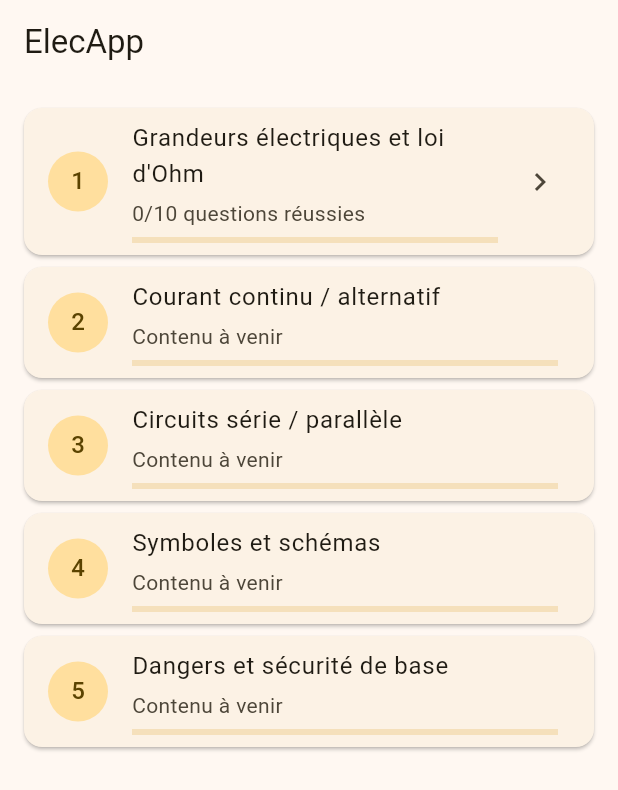
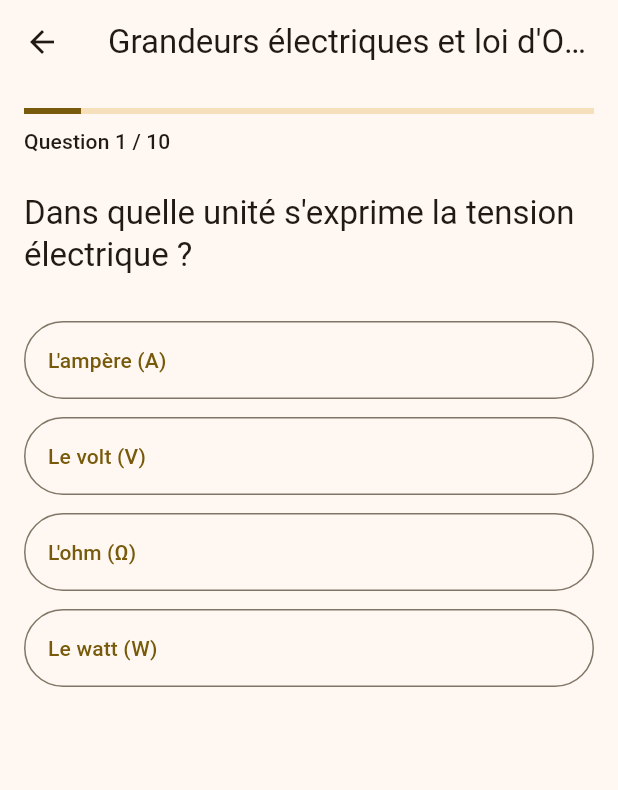
Before and after one commit to PauloLArtiste56/app-lectricit-, a Flutter app: the screen it shows after launch, after a tap on an icon or button, on a phone screen of 412 x 824 dp. Shown: the top 790 px of the screen. Run offline on Flutter 3.47's test engine with Material 3 defaults, Android fonts, the phone set to English and light mode, and no system bars.

Commit message:
Étape 2 : écran Quiz avec feedback immédiat
- data/quiz_session.dart : déroulé du quiz (question courante, réponse
  donnée, score, questions ratées). Toute la logique est ici, réutilisée
  à l'étape 3 pour l'écran Résultat.
- widgets/reponse_button.dart : bouton de réponse, vert/rouge après réponse.
- screens/quiz_screen.dart : une question à la fois, barre de progression,
  explication après réponse, fin de quiz provisoire avec le score.
- Accueil : un clic sur un module ouvre son quiz (les fiches viendront
  s'intercaler à l'étape 5).
- CLAUDE.md : Paulo fait confiance pour la rédaction des questions, en
  s'appuyant sur les référentiels sans recopier de QCM existants.
- Tests : déroulé du quiz, feedback à l'écran, navigation depuis l'accueil.

Vérifié : flutter analyze sans problème, 11 tests verts.

Co-Authored-By: Claude Fable 5.1 <noreply@anthropic.com>
Claude-Session: https://claude.ai/code/session_01RMu6oXrFiTwhT3PyEbCZuc

```diff
--- /dev/null
+++ b/lib/data/quiz_session.dart
@@ -0,0 +1,56 @@
+import '../models/question.dart';
+
+/// Déroulé d'un quiz : quelle question est en cours, ce qui a été répondu,
+/// le score. Toute la logique du quiz est ici, l'écran ne fait qu'afficher.
+class QuizSession {
+  QuizSession(this.questions) : assert(questions.isNotEmpty);
+
+  final List<Question> questions;
+
+  int _index = 0;
+  int? _choix;
+  int _score = 0;
+  bool _terminee = false;
+  final List<Question> _ratees = [];
+
+  Question get questionCourante => questions[_index];
+
+  /// Numéro affiché à l'utilisateur (commence à 1).
+  int get numero => _index + 1;
+  int get total => questions.length;
+
+  /// Entre 0 et 1, pour la barre de progression.
+  double get progression => numero / total;
+
+  /// Index de la réponse choisie pour la question en cours, `null` tant
+  /// que l'utilisateur n'a pas répondu.
+  int? get choix => _choix;
+  bool get aRepondu => _choix != null;
+  bool get estDerniere => _index == total - 1;
+  bool get estTerminee => _terminee;
+  int get score => _score;
+  List<Question> get questionsRatees => List.unmodifiable(_ratees);
+
+  /// Enregistre la réponse. Une seule réponse par question : les appels
+  /// suivants sont ignorés.
+  void repondre(int indexReponse) {
+    if (aRepondu || _terminee) return;
+    _choix = indexReponse;
+    if (questionCourante.estBonne(indexReponse)) {
+      _score++;
+    } else {
+      _ratees.add(questionCourante);
+    }
+  }
+
+  /// Passe à la question suivante, ou termine le quiz après la dernière.
+  void suivante() {
+    if (!aRepondu || _terminee) return;
+    if (estDerniere) {
+      _terminee = true;
+    } else {
+      _index++;
+      _choix = null;
+    }
+  }
+}
--- a/lib/screens/accueil_screen.dart
+++ b/lib/screens/accueil_screen.dart
@@ -3,6 +3,7 @@ import 'package:flutter/material.dart';
 import '../data/content_loader.dart';
 import '../models/module.dart';
 import '../widgets/module_card.dart';
+import 'quiz_screen.dart';
 
 /// Écran d'accueil : la liste des modules avec leur progression.
 class AccueilScreen extends StatefulWidget {
@@ -54,9 +55,12 @@ class _AccueilScreenState extends State<AccueilScreen> {
                 module: module,
                 // La progression réelle arrivera à l'étape 4 (sauvegarde locale).
                 questionsReussies: 0,
-                onTap: () {
-                  // Étape 2 : ouvrir le module (fiches puis quiz).
-                },
+                // Étape 5 : passer par les fiches avant le quiz.
+                onTap: () => Navigator.of(context).push(
+                  MaterialPageRoute<void>(
+                    builder: (_) => QuizScreen(module: module),
+                  ),
+                ),
               );
             },
           );
--- /dev/null
+++ b/lib/screens/quiz_screen.dart
@@ -0,0 +1,119 @@
+import 'package:flutter/material.dart';
+
+import '../data/quiz_session.dart';
+import '../models/module.dart';
+import '../widgets/reponse_button.dart';
+
+/// Écran Quiz : une question à la fois, feedback immédiat, barre de progression.
+class QuizScreen extends StatefulWidget {
+  const QuizScreen({super.key, required this.module});
+
+  final Module module;
+
+  @override
+  State<QuizScreen> createState() => _QuizScreenState();
+}
+
+class _QuizScreenState extends State<QuizScreen> {
+  late final QuizSession _session = QuizSession(widget.module.questions);
+
+  void _repondre(int index) => setState(() => _session.repondre(index));
+
+  void _suivante() => setState(() => _session.suivante());
+
+  EtatReponse _etatDe(int index) {
+    if (!_session.aRepondu) return EtatReponse.neutre;
+    if (_session.questionCourante.estBonne(index)) return EtatReponse.bonne;
+    if (index == _session.choix) return EtatReponse.mauvaise;
+    return EtatReponse.neutre;
+  }
+
+  @override
+  Widget build(BuildContext context) {
+    return Scaffold(
+      appBar: AppBar(title: Text(widget.module.titre)),
+      body: _session.estTerminee ? _buildFin(context) : _buildQuestion(context),
+    );
+  }
+
+  Widget _buildQuestion(BuildContext context) {
+    final question = _session.questionCourante;
+    final theme = Theme.of(context);
+    final aRepondu = _session.aRepondu;
+    final bonneReponse = aRepondu && question.estBonne(_session.choix!);
+
+    return ListView(
+      padding: const EdgeInsets.all(16),
+      children: [
+        LinearProgressIndicator(value: _session.progression),
+        const SizedBox(height: 8),
+        Text(
+          'Question ${_session.numero} / ${_session.total}',
+          style: theme.textTheme.labelLarge,
+        ),
+        const SizedBox(height: 24),
+        Text(question.enonce, style: theme.textTheme.titleLarge),
+        const SizedBox(height: 24),
+        for (var i = 0; i < question.reponses.length; i++)
+          ReponseButton(
+            texte: question.reponses[i],
+            etat: _etatDe(i),
+            onPressed: aRepondu ? null : () => _repondre(i),
+          ),
+        if (aRepondu) ...[
+          const SizedBox(height: 16),
+          Card(
+            color: bonneReponse ? Colors.green.shade50 : Colors.red.shade50,
+            child: Padding(
+              padding: const EdgeInsets.all(16),
+              child: Column(
+                crossAxisAlignment: CrossAxisAlignment.start,
+                children: [
+                  Text(
+                    bonneReponse ? 'Bonne réponse !' : 'Mauvaise réponse',
+                    style: theme.textTheme.titleMedium?.copyWith(
+                      color: bonneReponse ? Colors.green.shade800 : Colors.red.shade800,
+                    ),
+                  ),
+                  const SizedBox(height: 8),
+                  Text(question.explication),
+                ],
+              ),
+            ),
+          ),
+          const SizedBox(height: 16),
+          FilledButton(
+            onPressed: _suivante,
+            child: Text(_session.estDerniere ? 'Terminer' : 'Question suivante'),
+          ),
+        ],
+      ],
+    );
+  }
+
+  /// Fin de quiz provisoire. L'écran Résultat complet arrive à l'étape 3.
+  Widget _buildFin(BuildContext context) {
+    final theme = Theme.of(context);
+    return Center(
+      child: Padding(
+        padding: const EdgeInsets.all(24),
+        child: Column(
+          mainAxisSize: MainAxisSize.min,
+          children: [
+            Text('Quiz terminé', style: theme.textTheme.headlineSmall),
+            const SizedBox(height: 16),
+            Text(
+              'Score : ${_session.score} / ${_session.total}',
+              style: theme.textTheme.titleLarge,
+            ),
+            const SizedBox(height: 24),
+            FilledButton(
+              onPressed: () => Navigator.of(context).pop(),
+              child: const Text("Retour à l'accueil"),
+            ),
+          ],
+        ),
+      ),
+    );
+  }
+}
--- /dev/null
+++ b/lib/widgets/reponse_button.dart
@@ -0,0 +1,60 @@
+import 'package:flutter/material.dart';
+
+/// Apparence d'une réponse selon l'état du quiz.
+enum EtatReponse {
+  /// Pas encore répondu, ou réponse ni choisie ni correcte.
+  neutre,
+
+  /// C'est la bonne réponse (affichée en vert après avoir répondu).
+  bonne,
+
+  /// Réponse choisie par l'utilisateur et fausse (en rouge).
+  mauvaise,
+}
+
+/// Bouton d'une réponse de quiz, coloré en vert ou rouge après réponse.
+class ReponseButton extends StatelessWidget {
+  const ReponseButton({
+    super.key,
+    required this.texte,
+    required this.etat,
+    this.onPressed,
+  });
+
+  final String texte;
+  final EtatReponse etat;
+
+  /// `null` désactive le bouton (une fois qu'on a répondu).
+  final VoidCallback? onPressed;
+
+  @override
+  Widget build(BuildContext context) {
+    final (couleur, icone) = switch (etat) {
+      EtatReponse.bonne => (Colors.green, Icons.check_circle),
+      EtatReponse.mauvaise => (Colors.red, Icons.cancel),
+      EtatReponse.neutre => (null, null),
+    };
+
+    return Padding(
+      padding: const EdgeInsets.symmetric(vertical: 6),
+      child: OutlinedButton(
+        onPressed: onPressed,
+        style: OutlinedButton.styleFrom(
+          alignment: Alignment.centerLeft,
+          padding: const EdgeInsets.symmetric(horizontal: 16, vertical: 16),
+          // On garde les couleurs lisibles même quand le bouton est désactivé.
+          foregroundColor: couleur,
+          disabledForegroundColor: couleur ?? Theme.of(context).colorScheme.onSurface,
+          backgroundColor: couleur?.withValues(alpha: 0.12),
+          side: couleur == null ? null : BorderSide(color: couleur, width: 2),
+        ),
+        child: Row(
+          children: [
+            Expanded(child: Text(texte)),
+            if (icone != null) Icon(icone, color: couleur),
+          ],
+        ),
+      ),
+    );
+  }
+}
```
Also changed, not shown: 4 other files.
